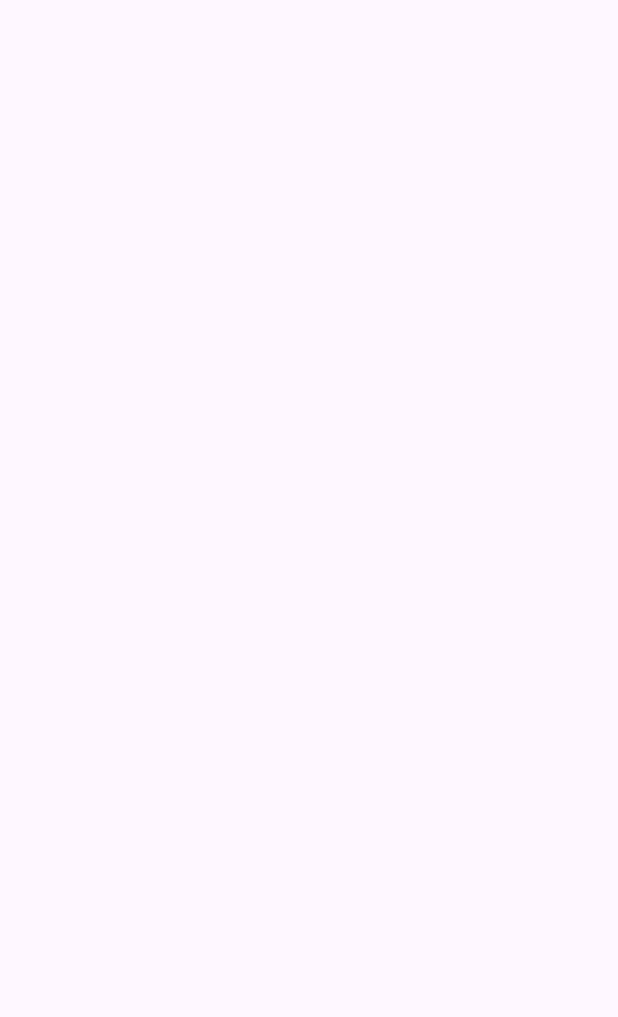
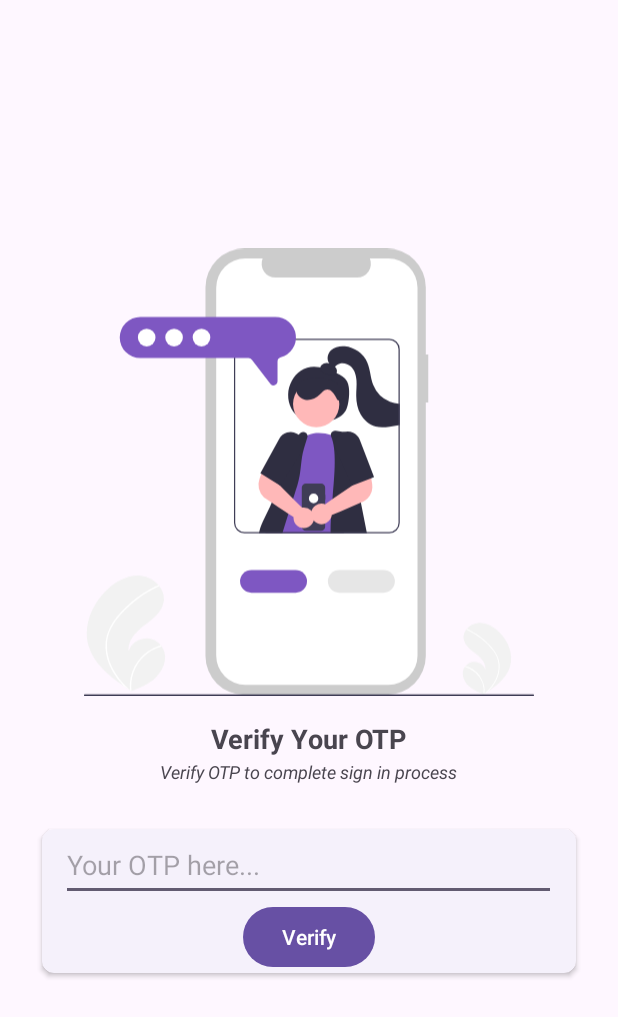
Before and after one commit to sumit1202/Ping_Now, an Android app: the OTPActivity screen opened directly, with no data from a screen before it, on a phone screen of 412 x 824 dp. Before the commit the part shown is empty. Shown: the top 1017 px of the screen. Run offline under Robolectric (Android 15) with nearby library versions, the phone set to English and light mode, and no system bars; our stand-ins replace Firebase (no records; nobody signed in at launch, a user with empty details on screens opened directly).

Commit message:
commit 1.2...added otp activity

```diff
--- a/app/build.gradle
+++ b/app/build.gradle
@@ -53,6 +53,8 @@ dependencies {
     implementation 'com.github.bumptech.glide:glide:4.15.1' // glide
     implementation 'de.hdodenhof:circleimageview:3.1.0' // circle image view
 
+    implementation 'com.google.android.play:integrity:1.1.0'
+
     implementation 'androidx.core:core-ktx:1.10.1'
     implementation 'androidx.appcompat:appcompat:1.6.1'
     implementation 'com.google.android.material:material:1.9.0'
--- a/app/src/main/AndroidManifest.xml
+++ b/app/src/main/AndroidManifest.xml
@@ -1,6 +1,9 @@
 <?xml version="1.0" encoding="utf-8"?>
 <manifest xmlns:android="http://schemas.android.com/apk/res/android"
     xmlns:tools="http://schemas.android.com/tools">
+
+    <uses-permission android:name="android.permission.INTERNET"/>
+    <uses-permission android:name="android.permission.ACCESS_NETWORK_STATE"/>
 
     <application
         android:allowBackup="true"
--- a/app/src/main/java/com/example/ping_now/OTPActivity.kt
+++ b/app/src/main/java/com/example/ping_now/OTPActivity.kt
@@ -1,11 +1,90 @@
 package com.example.ping_now
 
+import android.content.Intent
 import androidx.appcompat.app.AppCompatActivity
 import android.os.Bundle
+import android.util.Log
+import android.widget.Toast
+import androidx.appcompat.app.AlertDialog
+import com.example.ping_now.databinding.ActivityOtpactivityBinding
+import com.google.firebase.FirebaseException
+import com.google.firebase.auth.FirebaseAuth
+import com.google.firebase.auth.PhoneAuthCredential
+import com.google.firebase.auth.PhoneAuthOptions
+import com.google.firebase.auth.PhoneAuthProvider
+import com.google.firebase.auth.PhoneAuthProvider.OnVerificationStateChangedCallbacks
+import java.util.concurrent.TimeUnit
 
 class OTPActivity : AppCompatActivity() {
+
+    private lateinit var binding: ActivityOtpactivityBinding
+    private lateinit var auth: FirebaseAuth
+    private lateinit var verificationId: String
+    private lateinit var dialog: AlertDialog
     override fun onCreate(savedInstanceState: Bundle?) {
         super.onCreate(savedInstanceState)
-        setContentView(R.layout.activity_otpactivity)
+        binding = ActivityOtpactivityBinding.inflate(layoutInflater)
+        setContentView(binding.root)
+
+        auth = FirebaseAuth.getInstance()
+
+        //creating alert dialog
+        val builder = AlertDialog.Builder(this)
+            .setCancelable(false)
+            .setTitle("Loading...")
+            .setMessage("Please wait")
+
+        dialog = builder.create()
+        dialog.show()
+
+        val phoneNumber = "+91"+intent.getStringExtra("phone_number")
+
+        val options = PhoneAuthOptions.newBuilder(auth)
+            .setPhoneNumber(phoneNumber)
+            .setActivity(this)
+            .setTimeout(60L,TimeUnit.SECONDS)
+            .setCallbacks(object: OnVerificationStateChangedCallbacks(){
+                override fun onVerificationCompleted(p0: PhoneAuthCredential) {
+                }
+
+                override fun onVerificationFailed(p0: FirebaseException) {
+                    Log.d("1202:" , p0.toString())
+                    dialog.dismiss()
+                    Toast.makeText(this@OTPActivity, "Please try again...${p0}", Toast.LENGTH_LONG).show()
+                }
+
+                override fun onCodeSent(p0: String, p1: PhoneAuthProvider.ForceResendingToken) {
+                    super.onCodeSent(p0, p1)
+                    dialog.dismiss()
+                    verificationId = p0
+                }
+            }).build()
+
+        PhoneAuthProvider.verifyPhoneNumber(options)
+
+        binding.verifyBtnId.setOnClickListener {
+            if(binding.enterOtpEdtTxtId.text!!.isEmpty()){
+                Toast.makeText(this, "Please enter your OTP...", Toast.LENGTH_LONG).show()
+            }else{
+                dialog.show()
+                val credential = PhoneAuthProvider.getCredential(verificationId, binding.enterOtpEdtTxtId.text!!.toString())
+
+                auth.signInWithCredential(credential)
+                    .addOnCompleteListener {
+                        if(it.isSuccessful){
+                            dialog.dismiss()
+                            startActivity(Intent(this,ProfileActivity::class.java))
+                            finish()
+                        }else{
+                            dialog.dismiss()
+                            Toast.makeText(this, "${it.exception}", Toast.LENGTH_SHORT).show()
+                        }
+                    }
+
+
+            }
+        }
+
+
     }
 }
--- a/app/src/main/java/com/example/ping_now/SignInActivity.kt
+++ b/app/src/main/java/com/example/ping_now/SignInActivity.kt
@@ -28,10 +28,10 @@ class SignInActivity : AppCompatActivity() {
         //else for user NOT signed in
         binding.signInBtnId.setOnClickListener {
             if(binding.enterPhoneEdtTxtId.text!!.isEmpty()){
-                Toast.makeText(this,"Please enter your phone number",Toast.LENGTH_LONG).show()
+                Toast.makeText(this,"Please enter your phone number...",Toast.LENGTH_LONG).show()
             }else{
                 var intent = Intent(this, OTPActivity::class.java)
-                intent.putExtra("number", binding.enterPhoneEdtTxtId.text!!)
+                intent.putExtra("phone_number", binding.enterPhoneEdtTxtId.text!!.toString())
                 startActivity(intent)
             }
         }
--- /dev/null
+++ b/app/src/main/res/drawable/verify_otp.xml
@@ -0,0 +1,93 @@
+<vector xmlns:android="http://schemas.android.com/apk/res/android"
+    android:width="733dp"
+    android:height="728.89dp"
+    android:viewportWidth="733"
+    android:viewportHeight="728.89">
+  <path
+      android:pathData="M694.11,681.24c-5.05,17.53 -19.8,29.8 -35.19,40.22q-3.22,2.18 -6.45,4.27c-0.01,0.01 -0.03,0.02 -0.04,0.03 -0.1,0.07 -0.21,0.13 -0.3,0.2 -0.44,0.29 -0.89,0.57 -1.33,0.85l0.24,0.11s0.24,0.13 -0.02,0.02c-0.08,-0.03 -0.16,-0.06 -0.24,-0.09 -8.94,-3.61 -18.04,-7.48 -24.89,-14.23 -7.11,-7.01 -11.26,-18.01 -7.41,-27.23a17.59,17.59 0,0 1,1.9 -3.42c0.31,-0.45 0.65,-0.87 1,-1.29a18.86,18.86 0,0 1,32.39 5.73c1.13,-10.53 -7.55,-19.34 -15.9,-25.85 -8.36,-6.5 -17.85,-13.58 -19.47,-24.05 -0.9,-5.82 1.12,-11.47 4.81,-16 0.11,-0.14 0.23,-0.28 0.35,-0.41a27.52,27.52 0,0 1,17.69 -9.49c12.81,-1.33 25.26,5.45 34.57,14.36C690.79,639.3 699.85,661.31 694.11,681.24Z"
+      android:fillColor="#f2f2f2"/>
+  <path
+      android:pathData="M670.02,658.32a46.78,46.78 0,0 1,5.6 12.36,40.62 40.62,0 0,1 1.4,12 52.04,52.04 0,0 1,-6.82 23.68,74.9 74.9,0 0,1 -11.3,15.1q-3.22,2.18 -6.45,4.27c-0.01,0.01 -0.03,0.02 -0.04,0.03 -0.1,0.07 -0.21,0.13 -0.3,0.2 -0.44,0.29 -0.89,0.57 -1.33,0.85 0,0 0.48,0.23 0.22,0.13 -0.08,-0.03 -0.16,-0.06 -0.24,-0.09a41.4,41.4 0,0 0,-13.25 -35.65,41.76 41.76,0 0,0 -17.15,-9.23c0.31,-0.45 0.65,-0.87 1,-1.29a43.3,43.3 0,0 1,7.15 2.7,42.42 42.42,0 0,1 19.18,18.49 43.37,43.37 0,0 1,4.72 23.8c0.37,-0.33 0.74,-0.67 1.09,-1.01 6.79,-6.33 12.83,-13.6 16.91,-21.99a48.42,48.42 0,0 0,5.07 -22.91c-0.33,-8.65 -3.78,-16.67 -8.77,-23.65a101.35,101.35 0,0 0,-19.21 -19.8,115.16 115.16,0 0,0 -23.89,-14.75 0.83,0.83 0,0 1,-0.42 -1.06,0.7 0.7,0 0,1 0.35,-0.41 0.61,0.61 0,0 1,0.53 0.02c1.05,0.49 2.1,0.98 3.14,1.49a116.47,116.47 0,0 1,24.06 15.87C658.37,643.52 665.04,650.42 670.02,658.32Z"
+      android:fillColor="#fff"/>
+  <path
+      android:pathData="M7.31,647.86c8.18,28.37 32.05,48.22 56.96,65.09q5.22,3.53 10.44,6.9c0.02,0.01 0.05,0.03 0.07,0.04 0.17,0.11 0.34,0.22 0.49,0.32 0.72,0.46 1.44,0.93 2.15,1.38l-0.39,0.18s-0.38,0.2 0.04,0.03c0.13,-0.05 0.26,-0.1 0.38,-0.15 14.47,-5.84 29.19,-12.1 40.28,-23.03 11.5,-11.35 18.22,-29.16 12,-44.07a28.47,28.47 0,0 0,-3.08 -5.53c-0.51,-0.72 -1.05,-1.41 -1.62,-2.09a30.52,30.52 0,0 0,-52.42 9.27c-1.83,-17.04 12.22,-31.31 25.74,-41.84 13.52,-10.52 28.89,-21.99 31.51,-38.93 1.46,-9.43 -1.82,-18.56 -7.79,-25.89 -0.18,-0.22 -0.37,-0.45 -0.56,-0.66a44.54,44.54 0,0 0,-28.63 -15.36c-20.74,-2.16 -40.88,8.82 -55.95,23.24C12.67,579.97 -1.99,615.6 7.31,647.86Z"
+      android:fillColor="#f2f2f2"/>
+  <path
+      android:pathData="M46.29,610.75a75.71,75.71 0,0 0,-9.07 20.01,65.74 65.74,0 0,0 -2.27,19.42c0.37,13.46 4.51,26.62 11.03,38.33a121.23,121.23 0,0 0,18.29 24.44q5.22,3.53 10.44,6.9c0.02,0.01 0.05,0.03 0.07,0.04 0.17,0.11 0.34,0.22 0.49,0.32 0.72,0.46 1.44,0.93 2.15,1.38 0,0 -0.78,0.38 -0.36,0.21 0.13,-0.05 0.26,-0.1 0.38,-0.15a67.02,67.02 0,0 1,21.44 -57.7,67.59 67.59,0 0,1 27.75,-14.93c-0.51,-0.72 -1.05,-1.41 -1.62,-2.09a70.08,70.08 0,0 0,-11.57 4.38,68.66 68.66,0 0,0 -31.05,29.93 70.2,70.2 0,0 0,-7.64 38.52c-0.59,-0.54 -1.19,-1.09 -1.77,-1.63 -10.99,-10.25 -20.76,-22.02 -27.37,-35.59a78.36,78.36 0,0 1,-8.21 -37.08c0.54,-14.01 6.12,-26.98 14.2,-38.27 8.65,-12.09 19.51,-22.78 31.09,-32.04A186.39,186.39 0,0 1,121.39 551.27a1.34,1.34 0,0 0,0.67 -1.72,1.14 1.14,0 0,0 -0.56,-0.66 0.99,0.99 0,0 0,-0.86 0.04c-1.71,0.79 -3.4,1.58 -5.08,2.41a188.5,188.5 0,0 0,-38.95 25.69C65.15,586.8 54.36,597.97 46.29,610.75Z"
+      android:fillColor="#fff"/>
+  <path
+      android:pathData="M560.76,172.95L556.76,172.95L556.76,63.4A63.4,63.4 0,0 0,493.36 0L261.27,0a63.4,63.4 0,0 0,-63.4 63.4L197.87,664.38a63.4,63.4 0,0 0,63.4 63.4L493.35,727.78a63.4,63.4 0,0 0,63.4 -63.4L556.76,250.92h4Z"
+      android:fillColor="#ccc"/>
+  <path
+      android:pathData="M543.26,63.84v600.09a47.35,47.35 0,0 1,-47.35 47.35h-233.2a47.35,47.35 0,0 1,-47.35 -47.35v-600.09a47.35,47.35 0,0 1,47.35 -47.35h28.29a22.51,22.51 0,0 0,20.83 30.99h132.96a22.51,22.51 0,0 0,20.83 -30.99h30.29A47.35,47.35 0,0 1,543.26 63.84Z"
+      android:fillColor="#fff"/>
+  <path
+      android:pathData="M352.61,276c-12.39,-5.69 -20.53,-21.96 -20.07,-38.01s8.91,-31.05 20.55,-38.7 26.02,-8.23 38.52,-2.91 29.28,6.77 36.79,19.99c5.77,10.16 3.69,32.83 -0.39,44.13 -3.53,9.77 -12.17,15.27 -20.6,18.35a69.25,69.25 0,0 1,-57.3 -4.62Z"
+      android:fillColor="#2f2e41"/>
+  <path
+      android:pathData="M423.14,462.23l-5.23,-21.32 -0.37,-1.53a6.87,6.87 0,0 0,-4.88 -4.96l-5.22,-1.4 -4.63,-1.25 -9.99,-2.68h-0.01l-20.19,-5.42 -17.87,-4.81 -4.32,-1.16 -11.87,-3.19 -7.38,-1.98 -11.45,-3.07 -0.92,-0.25a6.9,6.9 0,0 0,-8.09 3.89q-0.75,1.73 -1.47,3.51a250.75,250.75 0,0 0,-13.22 45.62c-0.13,0.66 -0.27,1.33 -0.39,2h106c0,0.12 0,0.23 0.01,0.35 0.18,-0.11 0.36,-0.22 0.54,-0.35h21.44Z"
+      android:fillColor="#2f2e41"/>
+  <path
+      android:pathData="M378.2,253.69m-26.53,26.53a37.52,37.52 90,1 1,53.06 -53.06a37.52,37.52 90,1 1,-53.06 53.06"
+      android:fillColor="#ffb8b8"/>
+  <path
+      android:pathData="M418.22,450.61a78.24,78.24 0,0 1,-13.06 11.63c-0.97,0.69 -1.96,1.36 -2.97,2 -0.18,0.13 -0.36,0.24 -0.54,0.35 -0.01,-0.12 -0.01,-0.23 -0.01,-0.35L315.7,464.24a5.16,5.16 0,0 1,-0.49 -0.46c-0.54,-0.48 -1.07,-1.01 -1.58,-1.54a49.33,49.33 0,0 1,-8.44 -11.63l10.5,-29.69 4.04,-11.45 5.87,-16.58 6.32,-17.89a42.79,42.79 0,0 1,-1.34 -5.05v-0.01c-5.99,-30.38 23.49,-59.86 23.49,-59.86q0.34,-0.27 0.69,-0.51a43.54,43.54 0,0 1,9.19 -5.2c13.82,-5.73 28.29,-3.42 38.03,-0.46a74.41,74.41 0,0 1,9.9 3.76c1.14,0.54 1.76,0.88 1.76,0.88l0.97,29.36 1.32,40.14 0.71,22.39 0.89,28.25 0.38,12.23Z"
+      android:fillColor="#7e57c2"/>
+  <path
+      android:pathData="M460.45,462.23l-9.44,-47.95 -1.32,-6.7 6.38,-28.56 -2.99,-15.19 -11.15,-56.65a6.92,6.92 0,0 0,-5.58 -5.45l-13.64,-2.35 -12.67,-2.19a6.8,6.8 0,0 0,-6.57 2.52,6.71 6.71,0 0,0 -1.49,4.19 6.97,6.97 0,0 0,0.57 2.74c9.25,21.57 5.79,60.77 2.45,98.67 -0.1,1.11 -0.2,2.22 -0.29,3.33 -0.7,7.88 -1.36,15.64 -1.9,23.13 -0.18,2.49 -0.34,4.96 -0.49,7.39 -0.49,8.1 -0.77,15.85 -0.71,23.07 0,0.67 0.01,1.34 0.03,2 0,0.12 0,0.23 0.01,0.35 0.18,-0.11 0.36,-0.22 0.54,-0.35h58.65Z"
+      android:fillColor="#2f2e41"/>
+  <path
+      android:pathData="M363.95,304.36a6.89,6.89 0,0 0,-10.91 -3.79l-3.47,3.15 -26.33,23.97a6.82,6.82 0,0 0,-1.72 2.43c-2.45,5.87 -7.02,16.92 -12.42,30.68 -1.91,4.88 -3.93,10.11 -6,15.56 -3.45,9.09 8.09,23.01 4.63,32.87q-0.9,2.6 -1.91,5.1c-7.01,17.65 -16.97,32.56 -20.41,47.9 -0.15,0.67 -0.3,1.34 -0.44,2h38.09c0.05,-0.15 0.1,-0.3 0.15,-0.46 0.15,-0.51 0.31,-1.02 0.47,-1.54 2.81,-9.17 5.95,-19.24 9.26,-29.82q0.69,-2.19 1.38,-4.41 2.09,-6.64 4.24,-13.49c0.2,-0.66 0.41,-1.32 0.62,-1.98q0.72,-2.31 1.45,-4.62 0.96,-3.03 1.92,-6.08c1.66,-5.28 3.33,-10.59 5,-15.87 6.77,-21.49 5.29,-42.16 10.39,-58.66 0.08,-0.24 0.15,-0.47 0.22,-0.7 2.19,-7.1 4.12,-13.4 5.68,-18.65A6.87,6.87 0,0 0,363.95 304.36Z"
+      android:fillColor="#2f2e41"/>
+  <path
+      android:pathData="M404.88,207a6.21,6.21 0,0 0,6.59 -3.68,8.94 8.94,0 0,0 -0.63,-7.85 16.4,16.4 0,0 0,-5.77 -5.66,18.95 18.95,0 0,0 -9.14,-3.14 11.4,11.4 0,0 0,-8.85 3.36,8.21 8.21,0 0,0 -1.48,9.05c1.37,2.65 4.25,4.13 7.05,5.14a41.39,41.39 0,0 0,17.38 2.28Z"
+      android:fillColor="#2f2e41"/>
+  <path
+      android:pathData="M418.22,247.45c-5.85,1.7 -5.53,-1.45 -8.73,-6.62s-7.37,-11.27 -13.45,-10.94c-4.98,0.27 -8.45,4.79 -12,8.3 -6.33,6.25 -15.52,10.2 -24.2,8.3s-15.85,-10.87 -13.94,-19.55c1.07,-4.87 4.67,-8.91 8.98,-11.41s9.29,-3.59 14.24,-4.16a75.83,75.83 0,0 1,32.72 3.42c7.26,2.44 14.57,6.38 18.18,13.14s6.78,16.53 -0.27,19.54Z"
+      android:fillColor="#2f2e41"/>
+  <path
+      android:pathData="M514.31,253.37v34.41c-0.67,0.17 -1.33,0.33 -2,0.47 -4.82,1.07 -9.73,1.78 -14.61,2.37 -7.57,0.92 -15.34,1.6 -22.72,-0.29 -10.32,-2.64 -18.96,-10.26 -24.2,-19.55 -5.23,-9.28 -7.29,-20.1 -7.37,-30.76 -0.06,-8.3 1.02,-16.61 0.45,-24.89 -0.58,-8.28 -3.07,-16.85 -9.07,-22.58 -6,-5.74 -16.14,-7.62 -22.72,-2.57a31.14,31.14 0,0 0,-3.15 2.93,17.4 17.4,0 0,1 -4.43,3.56c-2.98,1.5 -7.69,0.33 -7.89,-3l3.12,-5.83c-0.1,-0.13 -0.21,-0.27 -0.31,-0.4 -4.57,-6.3 -2.66,-15.89 2.99,-21.3 5.77,-5.54 14.36,-7.26 22.32,-6.56a45.24,45.24 0,0 1,36.7 26.39c5.04,11.51 4.99,24.68 9.55,36.4A49.68,49.68 0,0 0,498.33 249.9a48.78,48.78 0,0 0,13.98 3.33C512.98,253.29 513.64,253.33 514.31,253.37Z"
+      android:fillColor="#2f2e41"/>
+  <path
+      android:pathData="M393.24,401.48h-0.42v-11.62a6.72,6.72 0,0 0,-6.72 -6.72h-24.61a6.72,6.72 0,0 0,-6.72 6.72v63.74a6.72,6.72 0,0 0,6.72 6.72h24.61a6.72,6.72 0,0 0,6.72 -6.72L392.81,409.75h0.42Z"
+      android:fillColor="#3f3d56"/>
+  <path
+      android:pathData="M373.99,407.55m-7.64,0a7.64,7.64 0,1 1,15.27 0a7.64,7.64 0,1 1,-15.27 0"
+      android:fillColor="#fff"/>
+  <path
+      android:pathData="M370.73,427.9c-0.18,-0.22 -0.38,-0.43 -0.58,-0.64a16.88,16.88 0,0 0,-12.74 -5.08,17.53 17.53,0 0,0 -2.24,0.26l-0.42,-0.42 -4.32,-4.32 -9.8,-9.79 -6.08,-6.08 -8.95,-8.95 -6.72,-6.71 -2.61,-2.61 4.61,-18.05 -11.78,-4.71 -15.35,-6.13 -0.24,-0.1 -0.57,1.56 -4.1,11.37 -3.06,8.45a27.54,27.54 0,0 0,6.83 29.09,27.09 27.09,0 0,0 2.77,2.33l10.44,6.96 3.43,2.28 6.44,4.3 10.63,7.09 6.62,4.41 8.4,5.6a15.52,15.52 0,0 0,-0.03 1.65,16.81 16.81,0 0,0 6.11,12.28 16.47,16.47 0,0 0,7.6 3.55h0.01a16.92,16.92 0,0 0,10.34 -1.36,16.88 16.88,0 0,0 8.85,-10.44 15.77,15.77 0,0 0,0.64 -3.5A16.66,16.66 0,0 0,370.73 427.9Z"
+      android:fillColor="#ffb8b8"/>
+  <path
+      android:pathData="M469.38,383.72l-1.54,-9.24 -2.2,-13.17 -12.56,2.52 -16.33,3.28 1.27,18.59 -0.94,0.65 -20.44,14.08 -11.93,8.21 -11.89,8.19 -0.01,0.01 -0.09,0.06a15.28,15.28 0,0 0,-2.15 -0.66,16.83 16.83,0 0,0 -13.45,2.68 16.66,16.66 0,0 0,-4.5 4.75,16.28 16.28,0 0,0 -1.89,4.23 17.2,17.2 0,0 0,-0.58 2.89,16.77 16.77,0 0,0 4.07,12.9 16.56,16.56 0,0 0,7.07 4.79,16.65 16.65,0 0,0 11.52,-0.15h0.01a15.51,15.51 0,0 0,2.19 -1.02,16.79 16.79,0 0,0 7.31,-8.15 16.03,16.03 0,0 0,0.92 -2.82,16.29 16.29,0 0,0 0.27,-1.63l3.93,-1.69 10.09,-4.34 33.48,-14.4 3.24,-1.39a26.93,26.93 0,0 0,7.44 -5.31A27.52,27.52 0,0 0,469.38 383.72Z"
+      android:fillColor="#ffb8b8"/>
+  <path
+      android:pathData="M357.07,315.09a21.14,21.14 0,0 0,-2.31 -5.53,20.67 20.67,0 0,0 -5.19,-5.84 21.75,21.75 0,0 0,-2.78 -1.81,21.12 21.12,0 0,0 -28.67,8.35l-24.37,44.41 -0.81,1.46 -5.69,10.38 1.59,0.99 14.26,8.86 15.78,9.81 1.11,0.69 10.59,-16.92v-0.01l23.96,-38.31a21.27,21.27 0,0 0,2.2 -4.69c0.07,-0.23 0.14,-0.47 0.21,-0.7A20.94,20.94 0,0 0,357.07 315.09Z"
+      android:fillColor="#2f2e41"/>
+  <path
+      android:pathData="M449.17,311.85a21.13,21.13 0,0 0,-26.46 -12.47q-0.98,0.33 -1.92,0.75a20.99,20.99 0,0 0,-8.91 7.53,20.63 20.63,0 0,0 -2.18,4.23 21.01,21.01 0,0 0,0.48 16.16l4.43,9.85 21.87,48.68 0.6,-0.23 18.99,-7.33 11.77,-4.54 4.6,-1.77Z"
+      android:fillColor="#2f2e41"/>
+  <path
+      android:pathData="M344.73,561.24h-72a18.5,18.5 0,0 1,0 -37h72a18.5,18.5 0,0 1,0 37Z"
+      android:fillColor="#7e57c2"/>
+  <path
+      android:pathData="M487.81,561.24h-72a18.5,18.5 0,0 1,0 -37h72a18.5,18.5 0,0 1,0 37Z"
+      android:fillColor="#e6e6e6"/>
+  <path
+      android:pathData="M732,728.89h-731a1,1 0,0 1,0 -2h731a1,1 0,0 1,0 2Z"
+      android:fillColor="#3f3d56"/>
+  <path
+      android:pathData="M497.31,147.23h-236a17.02,17.02 0,0 0,-17 17v283a17.02,17.02 0,0 0,17 17h236a17.02,17.02 0,0 0,17 -17v-283A17.02,17.02 0,0 0,497.31 147.23ZM512.31,447.23a15.02,15.02 0,0 1,-15 15h-236a15.02,15.02 0,0 1,-15 -15v-283a15.02,15.02 0,0 1,15 -15h236a15.02,15.02 0,0 1,15 15Z"
+      android:fillColor="#3f3d56"/>
+  <path
+      android:pathData="M308.69,223.27a6.41,6.41 0,0 1,-4.55 -1.92l-30.4,-39.67a7.54,7.54 0,0 0,-5.95 -2.94L91.73,178.74a33.5,33.5 0,0 1,0 -67h220A33.5,33.5 0,0 1,320.66 177.52a7.46,7.46 0,0 0,-5.43 7.2v32.02A6.4,6.4 0,0 1,311.22 222.76,6.6 6.6,0 0,1 308.69,223.27Z"
+      android:fillColor="#7e57c2"/>
+  <path
+      android:pathData="M102.1,145.24m-14.37,0a14.37,14.37 0,1 1,28.74 0a14.37,14.37 0,1 1,-28.74 0"
+      android:fillColor="#fff"/>
+  <path
+      android:pathData="M146.73,145.24m-14.37,0a14.37,14.37 0,1 1,28.74 0a14.37,14.37 0,1 1,-28.74 0"
+      android:fillColor="#fff"/>
+  <path
+      android:pathData="M191.36,145.24m-14.37,0a14.37,14.37 0,1 1,28.74 0a14.37,14.37 0,1 1,-28.74 0"
+      android:fillColor="#fff"/>
+</vector>
--- a/app/src/main/res/layout/activity_otpactivity.xml
+++ b/app/src/main/res/layout/activity_otpactivity.xml
@@ -1,9 +1,70 @@
 <?xml version="1.0" encoding="utf-8"?>
-<androidx.constraintlayout.widget.ConstraintLayout xmlns:android="http://schemas.android.com/apk/res/android"
+<LinearLayout
+    xmlns:android="http://schemas.android.com/apk/res/android"
     xmlns:app="http://schemas.android.com/apk/res-auto"
     xmlns:tools="http://schemas.android.com/tools"
     android:layout_width="match_parent"
     android:layout_height="match_parent"
-    tools:context=".OTPActivity">
+    android:padding="20dp"
+    android:gravity="center"
+    android:orientation="vertical"
+    tools:context=".SignInActivity">
 
-</androidx.constraintlayout.widget.ConstraintLayout>
+    <ImageView
+        android:id="@+id/imageView"
+        android:layout_width="300dp"
+        android:layout_height="300dp"
+        android:contentDescription="@string/otp_verify"
+        app:srcCompat="@drawable/verify_otp" />
+
+    <TextView
+        android:id="@+id/textView2"
+        android:layout_width="wrap_content"
+        android:layout_height="wrap_content"
+        android:layout_marginTop="15dp"
+        android:text="@string/verify_your_otp"
+        android:textSize="18sp"
+        android:textStyle="bold"/>
+
+    <TextView
+        android:id="@+id/textView3"
+        android:layout_width="wrap_content"
+        android:layout_height="wrap_content"
+        android:layout_marginTop="1dp"
+        android:text="@string/verify_otp_to_complete_sign_in_process"
+        android:textStyle="italic"
+        android:layout_marginBottom="20dp"
+        android:textSize="12sp"/>
+
+    <androidx.cardview.widget.CardView
+        android:layout_width="match_parent"
+        android:layout_height="wrap_content"
+        app:cardMaxElevation="5dp"
+        app:cardUseCompatPadding="true"
+        android:backgroundTint="#F5F1FB"
+        app:cardCornerRadius="8dp">
+
+        <LinearLayout
+            android:layout_width="match_parent"
+            android:layout_height="wrap_content"
+            android:gravity="center"
+            android:orientation="vertical">
+
+            <EditText
+                android:id="@+id/enter_otp_edt_txt_id"
+                android:layout_width="330dp"
+                android:layout_height="48dp"
+                android:inputType="number"
+                android:hint="@string/your_otp_here"/>
+
+            <Button
+                android:id="@+id/verify_btn_id"
+                android:layout_width="wrap_content"
+                android:layout_height="wrap_content"
+                android:text="@string/verify"/>
+
+        </LinearLayout>
+    </androidx.cardview.widget.CardView>
+
+
+</LinearLayout>
--- a/app/src/main/res/layout/activity_signin.xml
+++ b/app/src/main/res/layout/activity_signin.xml
@@ -32,6 +32,7 @@
         android:layout_marginTop="1dp"
         android:text="@string/otp_will_be_sent_to_your_phone_number_for_verification"
         android:textStyle="italic"
+        android:layout_marginBottom="20dp"
         android:textSize="12sp"/>
 
     <androidx.cardview.widget.CardView
@@ -39,7 +40,7 @@
         android:layout_height="wrap_content"
         app:cardMaxElevation="5dp"
         app:cardUseCompatPadding="true"
-        android:backgroundTint="#EDE7F6"
+        android:backgroundTint="#F5F1FB"
         app:cardCornerRadius="8dp">
 
         <LinearLayout
--- a/app/src/main/res/values/strings.xml
+++ b/app/src/main/res/values/strings.xml
@@ -10,4 +10,9 @@
     <string name="sign_in_via_phone_number">Sign In Via Phone Number</string>
     <string name="otp_will_be_sent_to_your_phone_number_for_verification">OTP will be sent to your phone number for verification...</string>
     <string name="signin_img">Signin Image</string>
+    <string name="your_otp_here">Your OTP here...</string>
+    <string name="verify">Verify</string>
+    <string name="verify_otp_to_complete_sign_in_process">Verify OTP to complete sign in process</string>
+    <string name="verify_your_otp">Verify Your OTP</string>
+    <string name="otp_verify">OTP verify</string>
 </resources>
```
